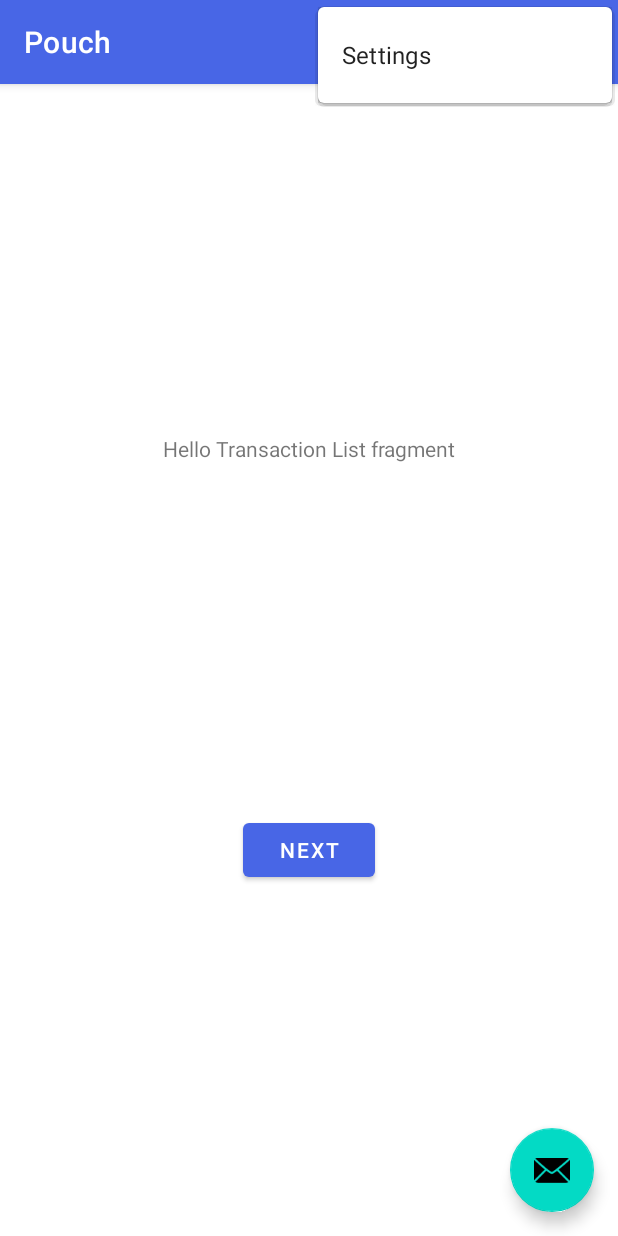
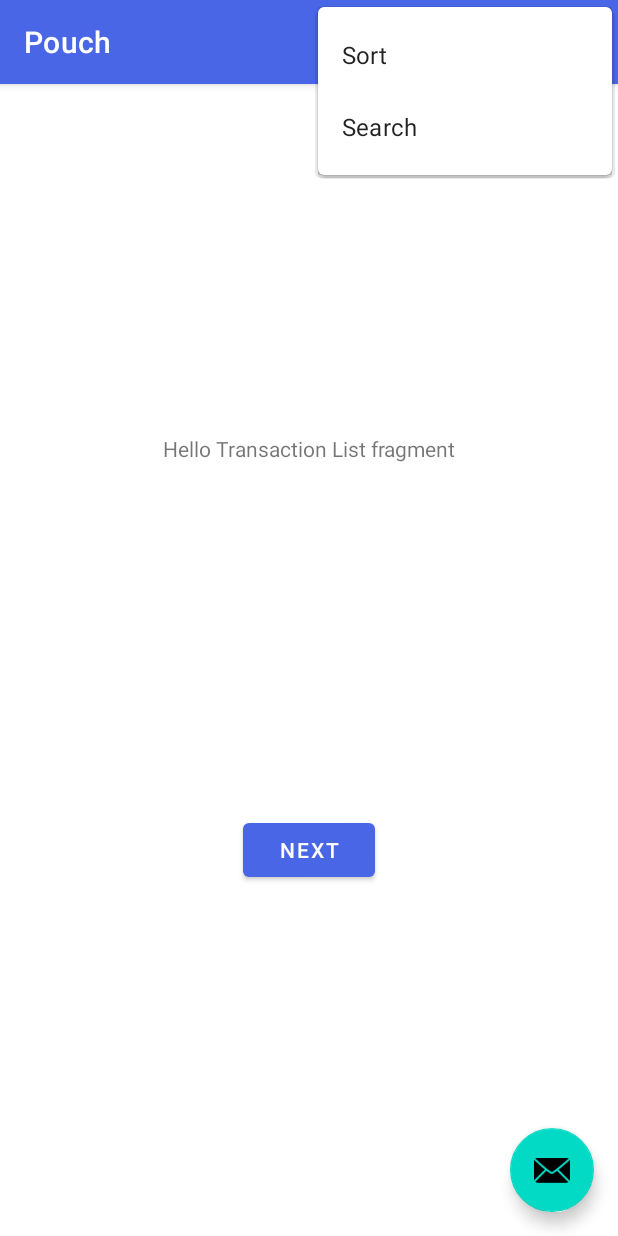
Before and after one commit to flowaccount/flowaccount.challenges, an Android app: the screen it shows after launch (MainActivity), with the options menu open, on a phone screen of 412 x 824 dp. Run offline under Robolectric (Android 15) with nearby library versions, the phone set to English and light mode, and no system bars; our stand-ins replace Dagger/Hilt's generated code; network calls fail; 1 statement that could not run was skipped.

Commit message:
gson set lenient and update menu.

```diff
--- a/android/app/src/main/java/com/android/pouch/module/NetworkModule.kt
+++ b/android/app/src/main/java/com/android/pouch/module/NetworkModule.kt
@@ -4,6 +4,7 @@ import com.android.pouch.BuildConfig
 import com.android.pouch.repository.ITransactionRepository
 import com.android.pouch.repository.TransactionRepository
 import com.android.pouch.repository.service.TransactionService
+import com.google.gson.GsonBuilder
 import dagger.Binds
 import dagger.Module
 import dagger.Provides
@@ -26,8 +27,11 @@ object NetworkModule {
 
     @Provides
     fun provideRetrofit(okHttpClient: OkHttpClient): Retrofit {
+        val gson = GsonBuilder()
+                .setLenient()
+                .create()
         return Retrofit.Builder()
-            .addConverterFactory(GsonConverterFactory.create())
+            .addConverterFactory(GsonConverterFactory.create(gson))
             .baseUrl(BuildConfig.BASE_URL)
             .client(okHttpClient)
             .build()
--- a/android/app/src/main/java/com/android/pouch/ui/MainActivity.kt
+++ b/android/app/src/main/java/com/android/pouch/ui/MainActivity.kt
@@ -34,7 +34,8 @@ class MainActivity : AppCompatActivity() {
         // automatically handle clicks on the Home/Up button, so long
         // as you specify a parent activity in AndroidManifest.xml.
         return when (item.itemId) {
-            R.id.action_settings -> true
+            R.id.action_sort -> true
+            R.id.action_search -> true
             else -> super.onOptionsItemSelected(item)
         }
     }
--- a/android/app/src/main/java/com/android/pouch/ui/transaction/list/TransactionListFragment.kt
+++ b/android/app/src/main/java/com/android/pouch/ui/transaction/list/TransactionListFragment.kt
@@ -34,7 +34,7 @@ class TransactionListFragment : Fragment() {
 
         viewModel.transactions.observe(viewLifecycleOwner) { transitions ->
             transitions.forEach { transaction ->
-                Log.d("test", "amount : ${transaction.amount}")
+                Log.d("test", "${transaction}")
             }
         }
     }
--- a/android/app/src/main/res/menu/menu_main.xml
+++ b/android/app/src/main/res/menu/menu_main.xml
@@ -3,8 +3,13 @@
     xmlns:tools="http://schemas.android.com/tools"
     tools:context="com.android.pouch.ui.MainActivity">
     <item
-        android:id="@+id/action_settings"
+        android:id="@+id/action_sort"
         android:orderInCategory="100"
-        android:title="@string/action_settings"
+        android:title="@string/action_sort"
+        app:showAsAction="never" />
+    <item
+        android:id="@+id/action_search"
+        android:orderInCategory="110"
+        android:title="@string/action_search"
         app:showAsAction="never" />
 </menu>
--- a/android/app/src/main/res/values/strings.xml
+++ b/android/app/src/main/res/values/strings.xml
@@ -1,6 +1,7 @@
 <resources>
     <string name="app_name">Pouch</string>
-    <string name="action_settings">Settings</string>
+    <string name="action_sort">Sort</string>
+    <string name="action_search">Search</string>
     <!-- Strings used for fragments for navigation -->
     <string name="transaction_list_fragment_label">Transaction List Fragment</string>
     <string name="transaction_detail_fragment_label">Transaction Detail Fragment</string>
```
